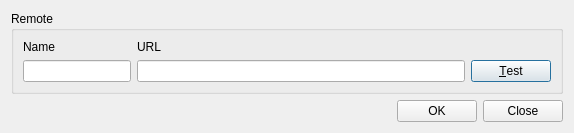
Above: src/EditRemoteDialog.ui from soramimi/Guitar before the change. Below: the same form after it.
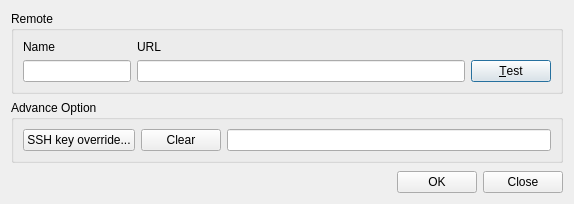
That is the form after the change. Custom widgets are drawn as their Qt base class.

The edit to the form file:
```diff
--- a/src/EditRemoteDialog.ui
+++ b/src/EditRemoteDialog.ui
@@ -7,7 +7,7 @@
     <x>0</x>
     <y>0</y>
     <width>574</width>
-    <height>129</height>
+    <height>204</height>
    </rect>
   </property>
   <property name="windowTitle">
@@ -60,6 +60,45 @@
      </layout>
     </widget>
    </item>
+   <item>
+    <widget class="QGroupBox" name="groupBox_2">
+     <property name="title">
+      <string>Advance Option</string>
+     </property>
+     <layout class="QHBoxLayout" name="horizontalLayout_2">
+      <item>
+       <widget class="QPushButton" name="pushButton_override_ssh_key">
+        <property name="text">
+         <string>SSH key override...</string>
+        </property>
+       </widget>
+      </item>
+      <item>
+       <widget class="QPushButton" name="pushButton_clear_ssh_key">
+        <property name="text">
+         <string>Clear</string>
+        </property>
+       </widget>
+      </item>
+      <item>
+       <widget class="QLineEdit" name="lineEdit_ssh_key"/>
+      </item>
+     </layout>
+    </widget>
+   </item>
+   <item>
+    <spacer name="verticalSpacer">
+     <property name="orientation">
+      <enum>Qt::Vertical</enum>
+     </property>
+     <property name="sizeHint" stdset="0">
+      <size>
+       <width>20</width>
+       <height>40</height>
+      </size>
+     </property>
+    </spacer>
+   </item>
    <item>
     <layout class="QHBoxLayout" name="horizontalLayout">
      <item>
```
